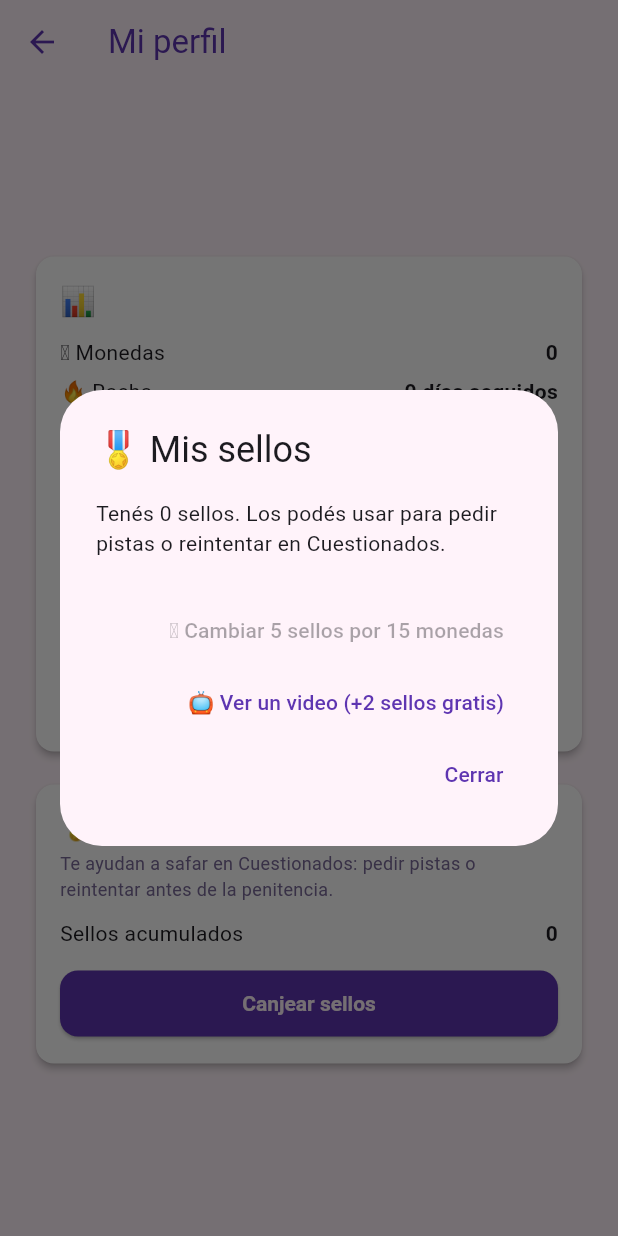
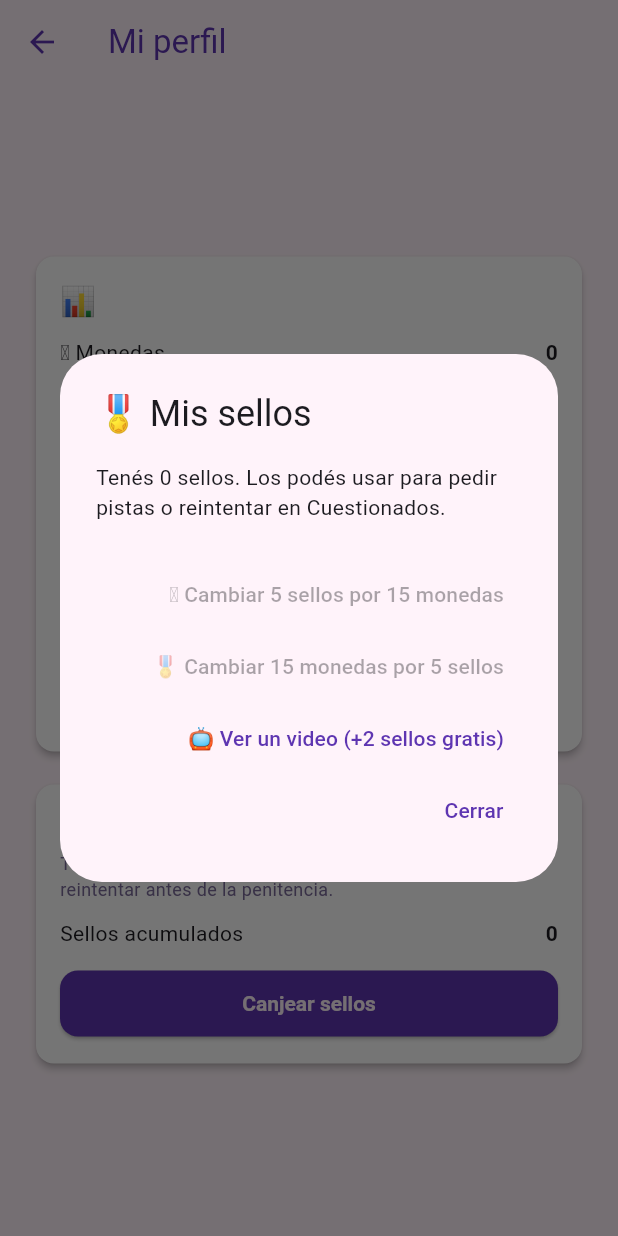
Before and after one commit to solucioneselectromedicassj-ai/La-oca-, a Flutter app: the PerfilScreen screen opened directly with empty values, after a tap on "Canjear sellos", on a phone screen of 412 x 824 dp. Run offline on Flutter 3.47's test engine with Material 3 defaults, Android fonts, the phone set to English and light mode, and no system bars; our stand-ins replace audioplayers, share_plus, shared_preferences, supabase_flutter; missing offline and left inert: realtime_client; accounts and stored records are empty; network calls fail; Roboto replaces fonts that are missing (Georgia).

Commit message:
Dos formas nuevas de ganar sellos: casilla de suerte y tanda de cuestionados
Caer en trampa (cárcel/calavera) ya no da premio (quedó arreglado antes).
Ahora los sellos se consiguen de dos maneras:
- Casilla de suerte ("sello") nueva en el tablero: aparece en la mitad de
  las etapas (al azar por partida), sin pregunta, y da 1 sello directo.
- Tanda de cuestionados en Bonus: ronda abierta de preguntas donde cada
  3 correctas seguidas ganás un sello.
También se agrega el canje inverso en el perfil (15 monedas -> 5 sellos),
además del que ya existía (5 sellos -> 15 monedas / video).

Co-Authored-By: Claude Sonnet 5 <noreply@anthropic.com>
Claude-Session: https://claude.ai/code/session_01U7d7hybhiSqgGvpNcjK2N1

```diff
--- a/ocaland_flutter/lib/models/cell_descriptions.dart
+++ b/ocaland_flutter/lib/models/cell_descriptions.dart
@@ -7,4 +7,5 @@ const Map<String, String> cellDescriptions = {
   'calavera': 'Pregunta difícil: si acertás no pasa nada, si fallás volvés a la salida.',
   'minijuego': 'Superalo y avanzás 2 casillas extra. Si fallás, no pasa nada.',
   'puente': 'Te lleva directo a otra casilla, sin pregunta.',
+  'sello': '¡Casilla de suerte! Ganás un sello para safar en Cuestionados.',
 };
--- a/ocaland_flutter/lib/screens/perfil_screen.dart
+++ b/ocaland_flutter/lib/screens/perfil_screen.dart
@@ -41,6 +41,7 @@ class _PerfilScreenState extends State<PerfilScreen> {
   /// Sellos: coleccionable que se puede usar para pedir pistas o reintentar
   /// en Cuestionados. Se consiguen viendo videos, o canjeados acá.
   Future<void> _abrirCanjeSellos() async {
+    final u = _usuario ?? widget.usuario;
     final accion = await showDialog<String>(
       context: context,
       builder: (dialogContext) => AlertDialog(
@@ -49,8 +50,12 @@ class _PerfilScreenState extends State<PerfilScreen> {
         content: Text('Tenés $_sellos sello${_sellos == 1 ? '' : 's'}. Los podés usar para pedir pistas o reintentar en Cuestionados.'),
         actions: [
           TextButton(
-            onPressed: _sellos >= 5 ? () => Navigator.of(dialogContext).pop('monedas') : null,
+            onPressed: _sellos >= 5 ? () => Navigator.of(dialogContext).pop('sellos_a_monedas') : null,
             child: const Text('🪙 Cambiar 5 sellos por 15 monedas'),
+          ),
+          TextButton(
+            onPressed: u.monedas >= 15 ? () => Navigator.of(dialogContext).pop('monedas_a_sellos') : null,
+            child: const Text('🎖️ Cambiar 15 monedas por 5 sellos'),
           ),
           TextButton(onPressed: () => Navigator.of(dialogContext).pop('video'), child: const Text('📺 Ver un video (+2 sellos gratis)')),
           TextButton(onPressed: () => Navigator.of(dialogContext).pop(), child: const Text('Cerrar')),
@@ -58,13 +63,26 @@ class _PerfilScreenState extends State<PerfilScreen> {
       ),
     );
     if (!mounted) return;
-    if (accion == 'monedas' && _sellos >= 5) {
+    if (accion == 'sellos_a_monedas' && _sellos >= 5) {
       final restantes = await SellosService.agregar(-5);
       final nuevoTotal = await EconomyService.agregarMonedas(widget.usuario.id, 15);
       if (!mounted) return;
       setState(() {
         _sellos = restantes;
         if (nuevoTotal != null) _usuario = (_usuario ?? widget.usuario).copyWith(monedas: nuevoTotal);
+      });
+    } else if (accion == 'monedas_a_sellos' && u.monedas >= 15) {
+      final r = await EconomyService.gastarMonedas(widget.usuario.id, 15);
+      if (!mounted) return;
+      if (r == null || !r.exito) {
+        ScaffoldMessenger.of(context).showSnackBar(const SnackBar(content: Text('No te alcanzan las monedas.')));
+        return;
+      }
+      final restantes = await SellosService.agregar(5);
+      if (!mounted) return;
+      setState(() {
+        _sellos = restantes;
+        _usuario = (_usuario ?? widget.usuario).copyWith(monedas: r.monedasRestantes);
       });
     } else if (accion == 'video') {
       await showDialog(
--- a/ocaland_flutter/lib/theme/app_colors.dart
+++ b/ocaland_flutter/lib/theme/app_colors.dart
@@ -36,6 +36,7 @@ class AppColors {
     'carcel': indigo,
     'calavera': coral,
     'minijuego': sky,
+    'sello': gold,
   };
 
   static const cellIcons = <String, String>{
@@ -45,6 +46,7 @@ class AppColors {
     'calavera': '💀',
     'meta': '🏆',
     'minijuego': '🎮',
+    'sello': '🎖️',
   };
 
   static ThemeData theme() {
```
Also changed, not shown: ocaland_flutter/lib/models/board_layout.dart (+8 -1 lines), ocaland_flutter/lib/screens/lobby_screen.dart (+9 -0 lines), ocaland_flutter/lib/screens/tanda_cuestionados_screen.dart (added, +128 -0 lines), ocaland_flutter/lib/services/sala_game_controller.dart (+9 -0 lines), ocaland_flutter/lib/services/solo_game_controller.dart (+12 -0 lines).
